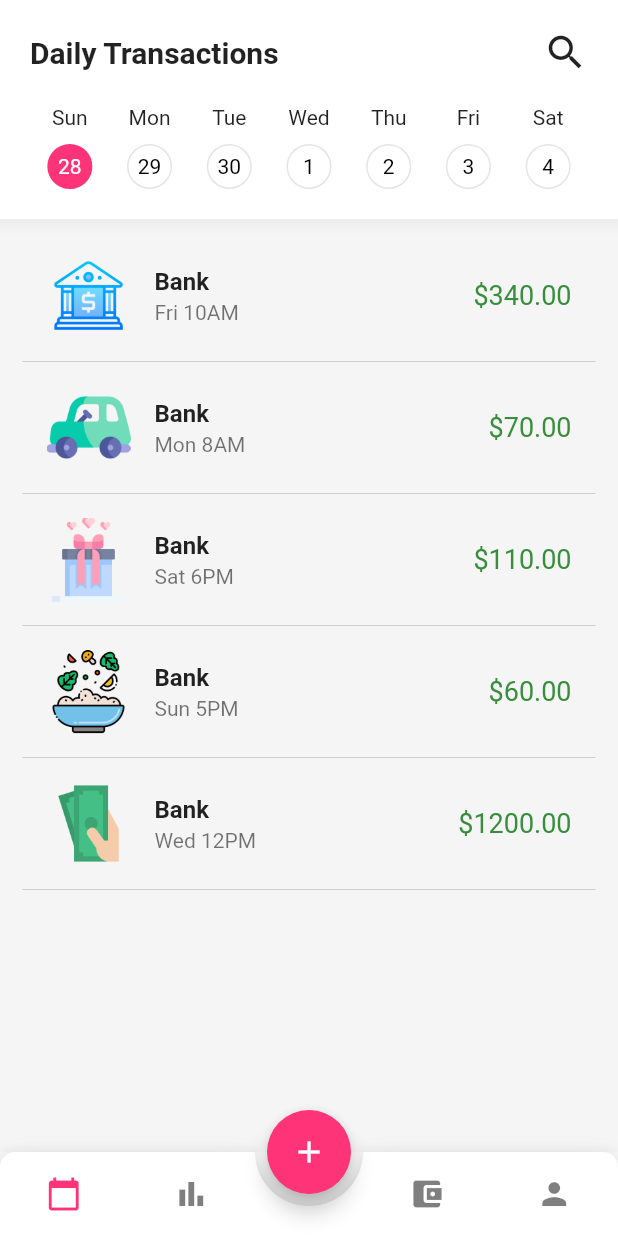
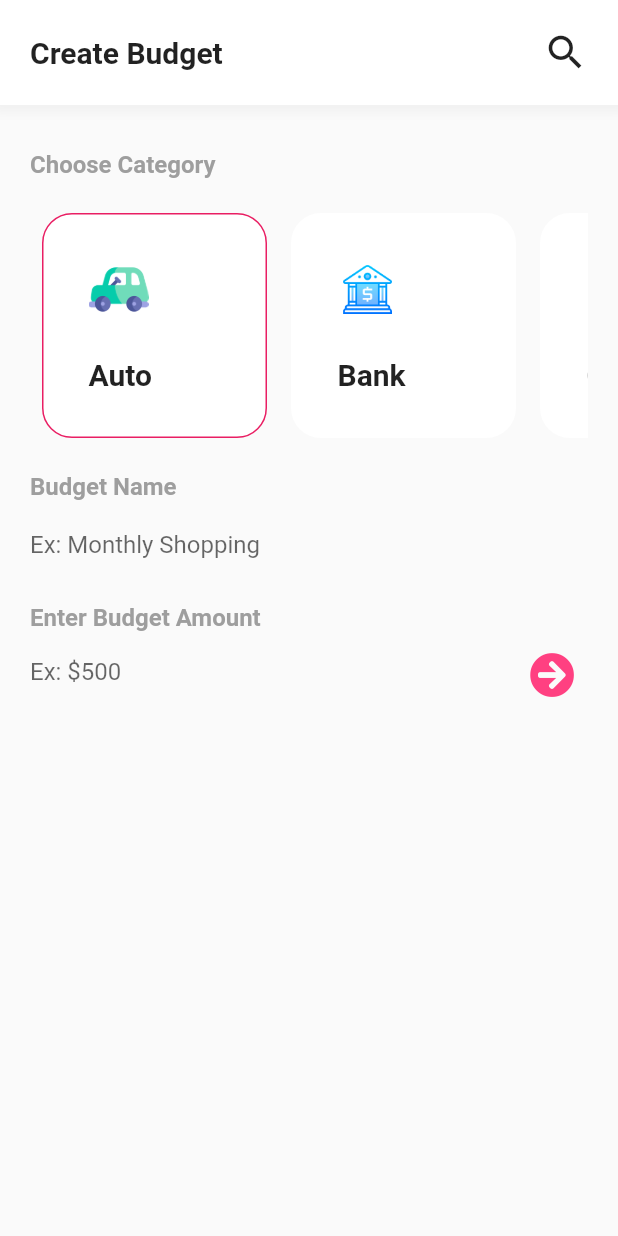
Before and after one commit to SivakaminathanMuthusamy/budget_tracker_ui, a Flutter app: the screen it shows after launch, after a tap on the "add" icon, on a phone screen of 412 x 824 dp. Run offline on Flutter 3.47's test engine with Material 2 defaults, Android fonts, the phone set to English and light mode, and no system bars; drawn by our look-alikes of animated_bottom_navigation_bar; our stand-ins replace fl_chart, font_awesome_flutter.

Commit message:
Create Budget Page

```diff
--- /dev/null
+++ b/lib/pages/create_budget_page.dart
@@ -0,0 +1,183 @@
+import 'package:flutter/cupertino.dart';
+import 'package:flutter/material.dart';
+import 'package:font_awesome_flutter/font_awesome_flutter.dart';
+
+class CreateBudgetPage extends StatefulWidget {
+  @override
+  _CreateBudgetPageState createState() => _CreateBudgetPageState();
+}
+
+class _CreateBudgetPageState extends State<CreateBudgetPage> {
+  int selectedCard = 0;
+  List categories = [
+    {"name": "Auto", "icon": "assets/images/auto.png"},
+    {"name": "Bank", "icon": "assets/images/bank.png"},
+    {"name": "Cash", "icon": "assets/images/cash.png"},
+    {"name": "Charity", "icon": "assets/images/charity.png"},
+    {"name": "Eating", "icon": "assets/images/eating.png"},
+    {"name": "Gift", "icon": "assets/images/gift.png"}
+  ];
+  @override
+  Widget build(BuildContext context) {
+    return Scaffold(
+      body: SafeArea(
+        child: SingleChildScrollView(
+          child: Column(
+            children: [
+              Container(
+                decoration: BoxDecoration(
+                  color: Colors.white,
+                  boxShadow: [
+                    BoxShadow(
+                      color: Colors.grey.withOpacity(0.1),
+                      spreadRadius: 5.0,
+                      blurRadius: 5.0,
+                    ),
+                  ],
+                ),
+                child: Padding(
+                  padding: const EdgeInsets.all(20.0),
+                  child: Row(
+                    mainAxisAlignment: MainAxisAlignment.spaceBetween,
+                    children: [
+                      Text(
+                        'Create Budget',
+                        style: TextStyle(
+                          fontSize: 20.0,
+                          fontWeight: FontWeight.bold,
+                        ),
+                      ),
+                      Icon(
+                        Icons.search,
+                        size: 30.0,
+                      ),
+                    ],
+                  ),
+                ),
+              ),
+              Padding(
+                padding: const EdgeInsets.symmetric(
+                  vertical: 30.0,
+                  horizontal: 20.0,
+                ),
+                child: Column(
+                  crossAxisAlignment: CrossAxisAlignment.start,
+                  children: [
+                    Text(
+                      'Choose Category',
+                      style: TextStyle(
+                        color: Colors.grey,
+                        fontSize: 16.0,
+                        fontWeight: FontWeight.bold,
+                      ),
+                    ),
+                    SizedBox(
+                      height: 15.0,
+                    ),
+                    SingleChildScrollView(
+                      scrollDirection: Axis.horizontal,
+                      child: Row(
+                        children: List.generate(
+                          categories.length,
+                          (index) => Padding(
+                            padding: const EdgeInsets.all(8.0),
+                            child: GestureDetector(
+                              onTap: () {
+                                setState(() {
+                                  selectedCard = index;
+                                });
+                              },
+                              child: Container(
+                                height: 150.0,
+                                width: 150.0,
+                                padding: EdgeInsets.all(30.0),
+                                decoration: BoxDecoration(
+                                  color: Colors.white,
+                                  borderRadius: BorderRadius.circular(20.0),
+                                  border: Border.all(
+                                    color: selectedCard == index
+                                        ? Colors.pink
+                                        : Colors.transparent,
+                                    width: 1.0,
+                                  ),
+                                ),
+                                child: Column(
+                                  mainAxisAlignment: MainAxisAlignment.center,
+                                  crossAxisAlignment: CrossAxisAlignment.start,
+                                  children: [
+                                    Image.asset(
+                                      categories[index]['icon'],
+                                      width: 40.0,
+                                    ),
+                                    SizedBox(
+                                      height: 25.0,
+                                    ),
+                                    Text(
+                                      categories[index]['name'],
+                                      style: TextStyle(
+                                        fontSize: 20.0,
+                                        fontWeight: FontWeight.bold,
+                                      ),
+                                    )
+                                  ],
+                                ),
+                              ),
+                            ),
+                          ),
+                        ),
+                      ),
+                    ),
+                    SizedBox(
+                      height: 15.0,
+                    ),
+                    Text(
+                      'Budget Name',
+                      style: TextStyle(
+                        color: Colors.grey,
+                        fontSize: 16.0,
+                        fontWeight: FontWeight.bold,
+                      ),
+                    ),
+                    SizedBox(
+                      height: 5.0,
+                    ),
+                    TextField(
+                      decoration: InputDecoration(
+                          border: InputBorder.none,
+                          hintText: 'Ex: Monthly Shopping'),
+                    ),
+                    SizedBox(
+                      height: 15.0,
+                    ),
+                    Text(
+                      'Enter Budget Amount',
+                      style: TextStyle(
+                        color: Colors.grey,
+                        fontSize: 16.0,
+                        fontWeight: FontWeight.bold,
+                      ),
+                    ),
+                    SizedBox(
+                      height: 5.0,
+                    ),
+                    TextField(
+                      decoration: InputDecoration(
+                        border: InputBorder.none,
+                        hintText: 'Ex: \$500',
+                        suffixIcon: Icon(
+                          FontAwesomeIcons.arrowCircleRight,
+                          size: 30.0,
+                          color: Colors.pinkAccent,
+                        ),
+                      ),
+                    ),
+                  ],
+                ),
+              ),
+            ],
+          ),
+        ),
+      ),
+    );
+  }
+}
--- a/lib/pages/daily_page.dart
+++ b/lib/pages/daily_page.dart
@@ -54,6 +54,7 @@ class _DailyPageState extends State<DailyPage> {
     return Scaffold(
       backgroundColor: Colors.grey.withOpacity(0.05),
       body: SafeArea(
+        child: SingleChildScrollView(
           child: Column(
             children: [
               Container(
@@ -177,6 +178,7 @@ class _DailyPageState extends State<DailyPage> {
             ],
           ),
         ),
+      ),
     );
   }
 }
--- a/lib/pages/stats_page.dart
+++ b/lib/pages/stats_page.dart
@@ -23,6 +23,7 @@ class _StatsPageState extends State<StatsPage> {
     return Scaffold(
       backgroundColor: Colors.grey.withOpacity(0.05),
       body: SafeArea(
+        child: SingleChildScrollView(
           child: Column(
             children: [
               Container(
@@ -277,6 +278,7 @@ class _StatsPageState extends State<StatsPage> {
             ],
           ),
         ),
+      ),
     );
   }
 }
--- a/lib/screens/home_screen.dart
+++ b/lib/screens/home_screen.dart
@@ -1,3 +1,4 @@
+import 'package:budget_tracker_app/pages/create_budget_page.dart';
 import 'package:budget_tracker_app/pages/daily_page.dart';
 import 'package:budget_tracker_app/pages/stats_page.dart';
 import 'package:flutter/material.dart';
@@ -28,7 +29,14 @@ class _HomeScreenState extends State<HomeScreen> {
       ),
       floatingActionButton: FloatingActionButton(
         backgroundColor: Color(0xFFFF3378),
-        onPressed: () {},
+        onPressed: () {
+          Navigator.push(
+            context,
+            MaterialPageRoute(
+              builder: (context) => CreateBudgetPage(),
+            ),
+          );
+        },
         child: Icon(Icons.add),
       ),
       floatingActionButtonLocation: FloatingActionButtonLocation.centerDocked,
```
Lines whose indentation alone changed are shown as unchanged.
